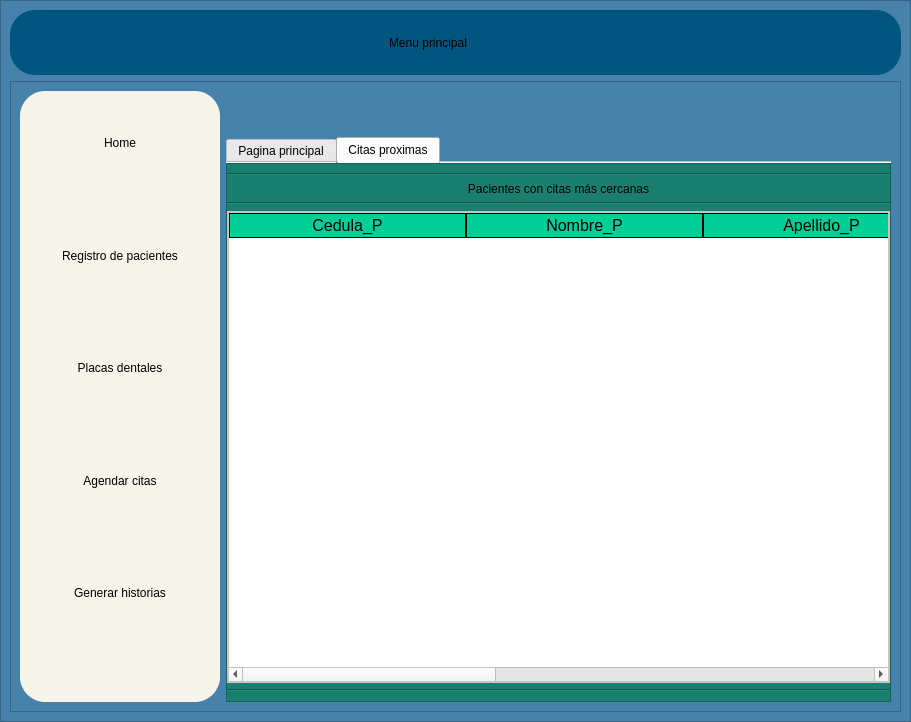
This is interfaces/menu.ui in Reinaldito04/App-Consultas-y-Historias-Medicas as Qt 5 draws it before an edit. The edited form follows.
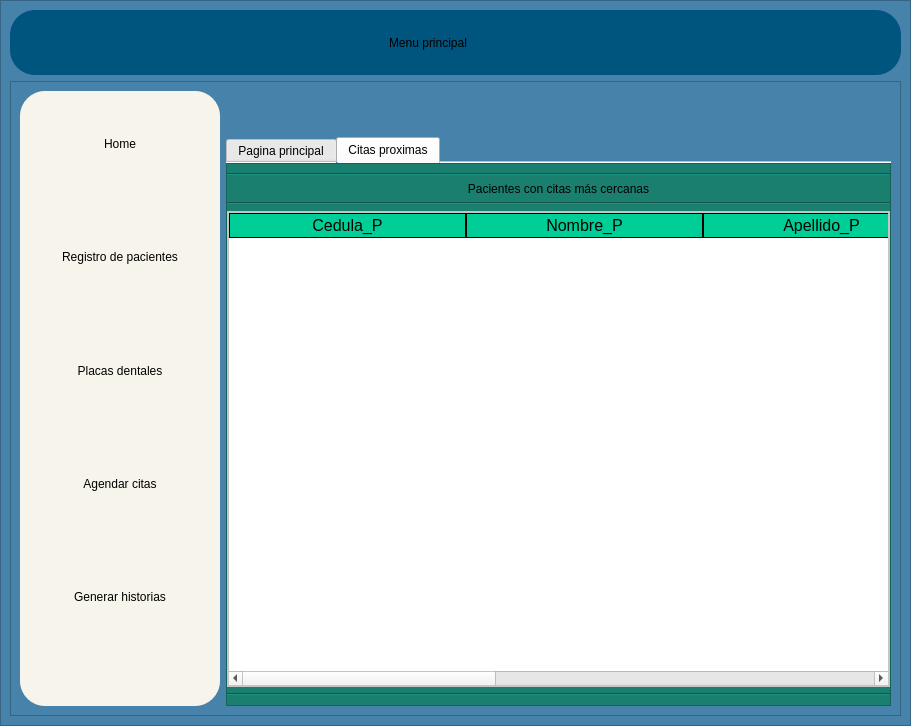
This is the edited form. Icons and pictures are not drawn.

Patch:
```diff
--- a/interfaces/menu.ui
+++ b/interfaces/menu.ui
@@ -7,7 +7,7 @@
     <x>0</x>
     <y>0</y>
     <width>911</width>
-    <height>722</height>
+    <height>726</height>
    </rect>
   </property>
   <property name="windowTitle">
@@ -977,7 +977,7 @@
                          <number>237</number>
                         </attribute>
                         <attribute name="horizontalHeaderStretchLastSection">
-                         <bool>false</bool>
+                         <bool>true</bool>
                         </attribute>
                         <column>
                          <property name="text">
```
